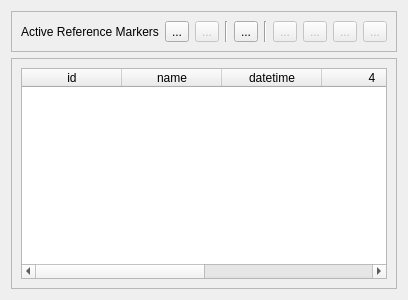
Before: the Qt Designer form GUI/UI/ReferenceMarkViewer/ReferenceMarkViewer.ui in BrendonWatsonLab/PhoPyQtTimelinePlotter, drawn with Qt 5.
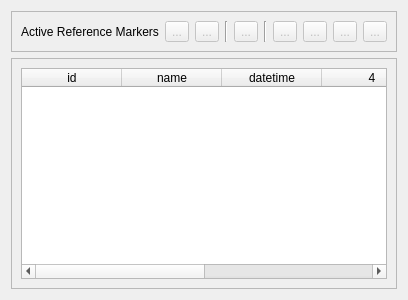
After: the same form once the commit is applied. Icons and pictures are not drawn.

Commit message: Active Reference Marks window successfully stays on top

```diff
--- a/GUI/UI/ReferenceMarkViewer/ReferenceMarkViewer.ui
+++ b/GUI/UI/ReferenceMarkViewer/ReferenceMarkViewer.ui
@@ -33,7 +33,7 @@
       <item>
        <widget class="QToolButton" name="toolButton_RemoveReferenceMark">
         <property name="enabled">
-         <bool>true</bool>
+         <bool>false</bool>
         </property>
         <property name="text">
          <string>...</string>
@@ -67,6 +67,9 @@
       </item>
       <item>
        <widget class="QToolButton" name="toolButton_CreateAnnotation">
+        <property name="enabled">
+         <bool>false</bool>
+        </property>
         <property name="toolTip">
          <string>Create comment from selection</string>
         </property>
```
The commit also changes 2 other files.
